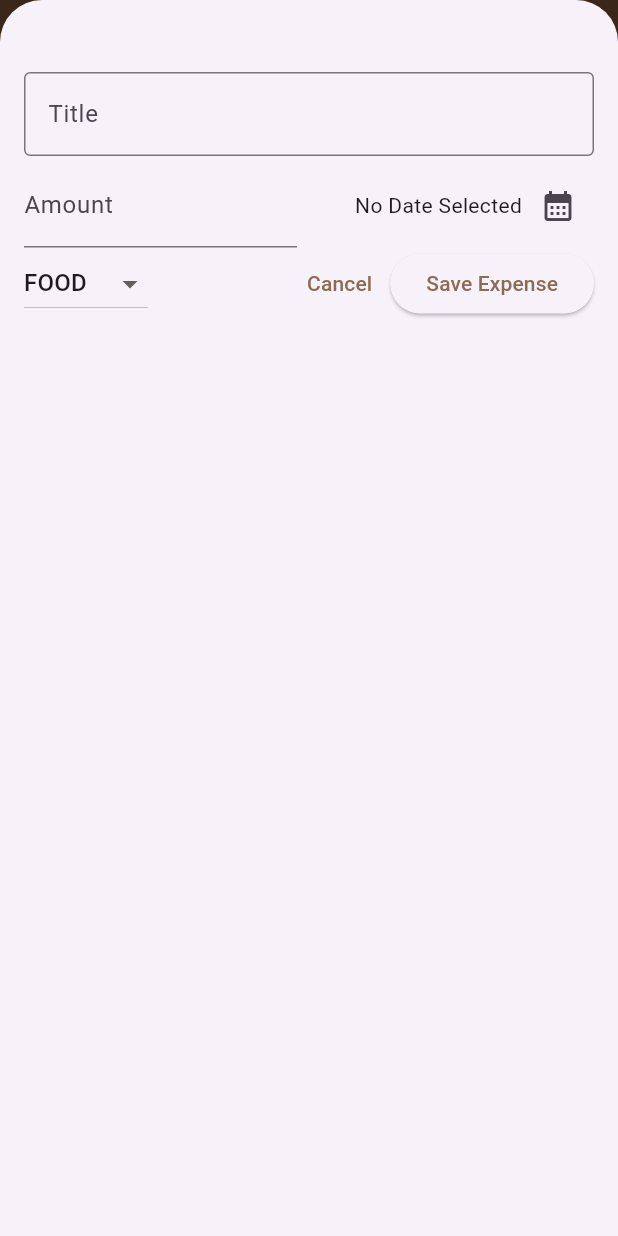
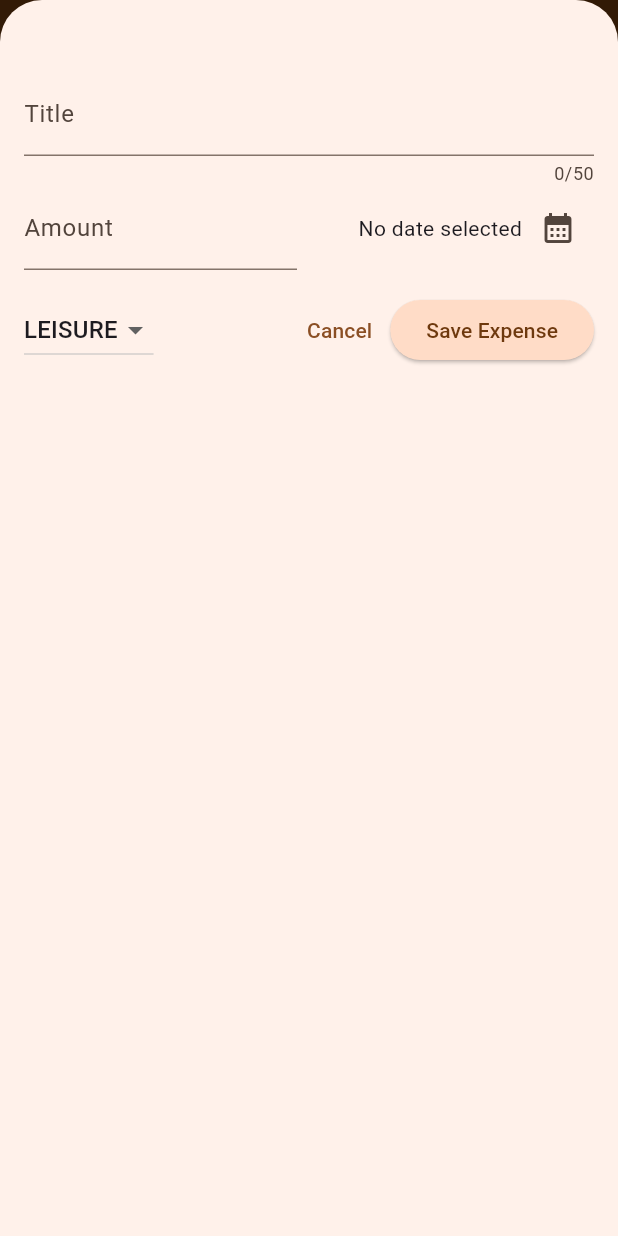
Before and after one commit to nazzyakhan/expense_tracker, a Flutter app: the screen it shows after launch, after a tap on the "add" icon, on a phone screen of 412 x 824 dp. Run offline on Flutter 3.47's test engine with Material 3 defaults, Android fonts, the phone set to English and light mode, and no system bars.

Commit message:
chart prepared

```diff
--- a/lib/expense.dart
+++ b/lib/expense.dart
@@ -2,9 +2,12 @@ import 'package:flutter/material.dart';
 import 'package:expense_tracker/models/expense.dart';
 import 'package:expense_tracker/widgets/expenses_list/expenses_list.dart';
 import 'package:expense_tracker/widgets/new_expense.dart';
+import 'package:expense_tracker/widgets/chart/chart.dart';
+import 'package:expense_tracker/widgets/chart/chart_bar.dart';
 
 class Expenses extends StatefulWidget {
   const Expenses({super.key});
+
   @override
   State<Expenses> createState() {
     return _ExpensesState();
@@ -12,20 +15,21 @@ class Expenses extends StatefulWidget {
 }
 
 class _ExpensesState extends State<Expenses> {
-  final List<Expense> _userExpense = [
+  final List<Expense> _registeredExpenses = [
     Expense(
-      name: 'Flutter Course',
+      title: 'Flutter Course',
       amount: 19.99,
       date: DateTime.now(),
       category: Category.work,
     ),
     Expense(
-      name: 'Cinema',
+      title: 'Cinema',
       amount: 15.69,
       date: DateTime.now(),
-      category: Category.travel,
-    )
+      category: Category.leisure,
+    ),
   ];
+
   void _openAddExpenseOverlay() {
     showModalBottomSheet(
       isScrollControlled: true,
@@ -36,72 +40,61 @@ class _ExpensesState extends State<Expenses> {
 
   void _addExpense(Expense expense) {
     setState(() {
-      _userExpense.add(expense);
+      _registeredExpenses.add(expense);
     });
   }
 
   void _removeExpense(Expense expense) {
-    final expenseIndex = _userExpense.indexOf(expense);
+    final expenseIndex = _registeredExpenses.indexOf(expense);
     setState(() {
-      _userExpense.remove(expense);
+      _registeredExpenses.remove(expense);
     });
-    print("is this running");
     ScaffoldMessenger.of(context).clearSnackBars();
     ScaffoldMessenger.of(context).showSnackBar(
       SnackBar(
-        backgroundColor: Theme.of(context).colorScheme.error,
         duration: const Duration(seconds: 3),
-        content: const Text('Expense deleted'),
+        content: const Text('Expense deleted.'),
         action: SnackBarAction(
-            textColor: Theme.of(context).colorScheme.error,
-            label: 'Undo',
-            onPressed: () {
-              setState(() {
-                _userExpense.insert(expenseIndex, expense);
-              });
-            }),
+          label: 'Undo',
+          onPressed: () {
+            setState(() {
+              _registeredExpenses.insert(expenseIndex, expense);
+            });
+          },
+        ),
       ),
     );
   }
 
   @override
   Widget build(BuildContext context) {
-    Widget? mainContent;
+    Widget mainContent = const Center(
+      child: Text('No expenses found. Start adding some!'),
+    );
 
-    if (_userExpense.isNotEmpty) {
+    if (_registeredExpenses.isNotEmpty) {
       mainContent = ExpensesList(
-        expenses: _userExpense,
+        expenses: _registeredExpenses,
         onRemoveExpense: _removeExpense,
-      );
-    } else {
-      mainContent = const Center(
-        child: Text('No Expense found. Start adding some!'),
       );
     }
 
     return Scaffold(
       appBar: AppBar(
-        title: const Text(
-          'Flutter Expense Tracker',
-          style: TextStyle(color: Colors.white),
-        ),
+        title: const Text('Flutter ExpenseTracker'),
         actions: [
           IconButton(
             onPressed: _openAddExpenseOverlay,
-            icon: const Icon(
-              Icons.add,
-              size: 30,
-              color: Colors.white,
-            ),
-          )
+            icon: const Icon(Icons.add),
+          ),
         ],
-        centerTitle: true,
-        backgroundColor: Color.fromARGB(255, 127, 85, 57),
       ),
       body: Column(
         children: [
-          const Text('the chart'),
-          Expanded(child: mainContent),
+          Chart(expenses: _registeredExpenses),
+          Expanded(
+            child: mainContent,
+          ),
         ],
       ),
     );
--- a/lib/main.dart
+++ b/lib/main.dart
@@ -1,14 +1,58 @@
 import 'package:flutter/material.dart';
 import 'package:expense_tracker/expense.dart';
 
+var kColorScheme = ColorScheme.fromSeed(
+  seedColor: Color.fromARGB(255, 127, 85, 57),
+);
+var kDarkColorScheme = ColorScheme.fromSeed(
+  brightness: Brightness.dark,
+  seedColor: Color.fromARGB(255, 62, 50, 50),
+);
 void main() {
-  runApp(MaterialApp(
-    theme: ThemeData().copyWith(
-        scaffoldBackgroundColor: Color.fromARGB(255, 237, 224, 212),
-        colorScheme: ThemeData().colorScheme.copyWith(
-              primary: Color.fromARGB(255, 139, 107, 81),
-              secondary: Color.fromARGB(255, 255, 226, 192),
-            )),
-    home: const Expenses(),
-  ));
+  runApp(
+    MaterialApp(
+      darkTheme: ThemeData.dark().copyWith(
+          colorScheme: kDarkColorScheme,
+          cardTheme: CardTheme().copyWith(
+            color: kDarkColorScheme.secondaryContainer,
+            margin: const EdgeInsets.symmetric(horizontal: 16, vertical: 8),
+            shadowColor: kColorScheme.primary,
+          ),
+          appBarTheme: const AppBarTheme().copyWith(
+            backgroundColor: kDarkColorScheme.onPrimaryContainer,
+            foregroundColor: kDarkColorScheme.primaryContainer,
+          ),
+          elevatedButtonTheme: ElevatedButtonThemeData(
+              style: ElevatedButton.styleFrom(
+            backgroundColor: kDarkColorScheme.primaryContainer,
+            foregroundColor: kDarkColorScheme.onPrimaryContainer,
+          ))),
+      theme: ThemeData().copyWith(
+          useMaterial3: true,
+          colorScheme: kColorScheme,
+          appBarTheme: const AppBarTheme().copyWith(
+            backgroundColor: kColorScheme.onPrimaryContainer,
+            foregroundColor: kColorScheme.primaryContainer,
+          ),
+          cardTheme: CardTheme().copyWith(
+            color: kColorScheme.secondaryContainer,
+            margin: const EdgeInsets.symmetric(horizontal: 16, vertical: 8),
+            shadowColor: kColorScheme.primary,
+          ),
+          elevatedButtonTheme: ElevatedButtonThemeData(
+            style: ElevatedButton.styleFrom(
+              backgroundColor: kColorScheme.primaryContainer,
+              foregroundColor: kColorScheme.onPrimaryContainer,
+            ),
+          ),
+          textTheme: ThemeData().textTheme.copyWith(
+                  titleLarge: TextStyle(
+                fontWeight: FontWeight.bold,
+                color: kColorScheme.onSecondaryContainer,
+                fontSize: 16,
+              ))),
+      themeMode: ThemeMode.system,
+      home: const Expenses(),
+    ),
+  );
 }
--- a/lib/models/expense.dart
+++ b/lib/models/expense.dart
@@ -1,33 +1,60 @@
+import 'package:flutter/material.dart';
 import 'package:uuid/uuid.dart';
-import 'package:flutter/material.dart';
 import 'package:intl/intl.dart';
 
 final formatter = DateFormat.yMd();
+
 const uuid = Uuid();
 
-enum Category { food, travel, work, home }
+enum Category { food, travel, leisure, work }
 
-// ignore: constant_identifier_names
-const CategoryIcons = {
+const categoryIcons = {
   Category.food: Icons.lunch_dining,
   Category.travel: Icons.flight_takeoff,
+  Category.leisure: Icons.movie,
   Category.work: Icons.work,
-  Category.home: Icons.home
 };
 
 class Expense {
-  Expense(
-      {required this.name,
-      required this.amount,
-      required this.date,
-      required this.category})
-      : id = uuid.v4();
+  Expense({
+    required this.title,
+    required this.amount,
+    required this.date,
+    required this.category,
+  }) : id = uuid.v4();
+
   final String id;
-  final String name;
+  final String title;
   final double amount;
   final DateTime date;
   final Category category;
+
   String get formattedDate {
     return formatter.format(date);
   }
 }
+
+class ExpenseBucket {
+  const ExpenseBucket({
+    required this.category,
+    required this.expenses,
+  });
+
+  ExpenseBucket.forCategory(List<Expense> allExpenses, this.category)
+      : expenses = allExpenses
+            .where((expense) => expense.category == category)
+            .toList();
+
+  final Category category;
+  final List<Expense> expenses;
+
+  double get totalExpenses {
+    double sum = 0;
+
+    for (final expense in expenses) {
+      sum += expense.amount; // sum = sum + expense.amount
+    }
+
+    return sum;
+  }
+}
--- /dev/null
+++ b/lib/widgets/chart/chart.dart
@@ -0,0 +1,95 @@
+import 'package:flutter/material.dart';
+
+import 'package:expense_tracker/widgets/chart/chart_bar.dart';
+import 'package:expense_tracker/models/expense.dart';
+
+class Chart extends StatelessWidget {
+  const Chart({super.key, required this.expenses});
+
+  final List<Expense> expenses;
+
+  List<ExpenseBucket> get buckets {
+    return [
+      ExpenseBucket.forCategory(expenses, Category.food),
+      ExpenseBucket.forCategory(expenses, Category.leisure),
+      ExpenseBucket.forCategory(expenses, Category.travel),
+      ExpenseBucket.forCategory(expenses, Category.work),
+    ];
+  }
+
+  double get maxTotalExpense {
+    double maxTotalExpense = 0;
+
+    for (final bucket in buckets) {
+      if (bucket.totalExpenses > maxTotalExpense) {
+        maxTotalExpense = bucket.totalExpenses;
+      }
+    }
+
+    return maxTotalExpense;
+  }
+
+  @override
+  Widget build(BuildContext context) {
+    final isDarkMode =
+        MediaQuery.of(context).platformBrightness == Brightness.dark;
+    return Container(
+      margin: const EdgeInsets.all(16),
+      padding: const EdgeInsets.symmetric(
+        vertical: 16,
+        horizontal: 8,
+      ),
+      width: double.infinity,
+      height: 180,
+      decoration: BoxDecoration(
+        borderRadius: BorderRadius.circular(8),
+        gradient: LinearGradient(
+          colors: [
+            Theme.of(context).colorScheme.primary.withOpacity(0.3),
+            Theme.of(context).colorScheme.primary.withOpacity(0.0)
+          ],
+          begin: Alignment.bottomCenter,
+          end: Alignment.topCenter,
+        ),
+      ),
+      child: Column(
+        children: [
+          Expanded(
+            child: Row(
+              crossAxisAlignment: CrossAxisAlignment.end,
+              children: [
+                for (final bucket in buckets) // alternative to map()
+                  ChartBar(
+                    fill: bucket.totalExpenses == 0
+                        ? 0
+                        : bucket.totalExpenses / maxTotalExpense,
+                  )
+              ],
+            ),
+          ),
+          const SizedBox(height: 12),
+          Row(
+            children: buckets
+                .map(
+                  (bucket) => Expanded(
+                    child: Padding(
+                      padding: const EdgeInsets.symmetric(horizontal: 4),
+                      child: Icon(
+                        categoryIcons[bucket.category],
+                        color: isDarkMode
+                            ? Theme.of(context).colorScheme.secondary
+                            : Theme.of(context)
+                                .colorScheme
+                                .primary
+                                .withOpacity(0.7),
+                      ),
+                    ),
+                  ),
+                )
+                .toList(),
+          )
+        ],
+      ),
+    );
+  }
+}
--- /dev/null
+++ b/lib/widgets/chart/chart_bar.dart
@@ -0,0 +1,34 @@
+import 'package:flutter/material.dart';
+
+class ChartBar extends StatelessWidget {
+  const ChartBar({
+    super.key,
+    required this.fill,
+  });
+
+  final double fill;
+
+  @override
+  Widget build(BuildContext context) {
+    final isDarkMode =
+        MediaQuery.of(context).platformBrightness == Brightness.dark;
+    return Expanded(
+      child: Padding(
+        padding: const EdgeInsets.symmetric(horizontal: 4),
+        child: FractionallySizedBox(
+          heightFactor: fill,
+          child: DecoratedBox(
+            decoration: BoxDecoration(
+              shape: BoxShape.rectangle,
+              borderRadius:
+                  const BorderRadius.vertical(top: Radius.circular(8)),
+              color: isDarkMode
+                  ? Theme.of(context).colorScheme.secondary
+                  : Theme.of(context).colorScheme.primary.withOpacity(0.65),
+            ),
+          ),
+        ),
+      ),
+    );
+  }
+}
--- a/lib/widgets/expenses_list/expense_item.dart
+++ b/lib/widgets/expenses_list/expense_item.dart
@@ -1,30 +1,43 @@
-// ignore_for_file: prefer_const_constructors
+import 'package:flutter/material.dart';
 
-import 'package:flutter/material.dart';
 import 'package:expense_tracker/models/expense.dart';
 
 class ExpenseItem extends StatelessWidget {
+  const ExpenseItem(this.expense, {super.key});
+
   final Expense expense;
-  const ExpenseItem({super.key, required this.expense});
 
   @override
   Widget build(BuildContext context) {
     return Card(
       child: Padding(
-        padding: const EdgeInsets.symmetric(horizontal: 20, vertical: 16),
+        padding: const EdgeInsets.symmetric(
+          horizontal: 20,
+          vertical: 16,
+        ),
         child: Column(
+          crossAxisAlignment: CrossAxisAlignment.start,
           children: [
-            Text(expense.name),
+            Text(
+              expense.title,
+              style: Theme.of(context).textTheme.titleLarge,
+            ),
             const SizedBox(height: 4),
-            Row(children: [
-              Text('\$${expense.amount.toStringAsFixed(2)}'),
-              const Spacer(),
-              Row(children: [
-                Icon(CategoryIcons[expense.category]),
-                SizedBox(width: 8),
-                Text(expense.formattedDate)
-              ])
-            ]),
+            Row(
+              children: [
+                Text(
+                  '\$${expense.amount.toStringAsFixed(2)}',
+                ),
+                const Spacer(),
+                Row(
+                  children: [
+                    Icon(categoryIcons[expense.category]),
+                    const SizedBox(width: 8),
+                    Text(expense.formattedDate),
+                  ],
+                ),
+              ],
+            ),
           ],
         ),
       ),
--- a/lib/widgets/expenses_list/expenses_list.dart
+++ b/lib/widgets/expenses_list/expenses_list.dart
@@ -1,41 +1,37 @@
 import 'package:flutter/material.dart';
+
+import 'package:expense_tracker/widgets/expenses_list/expense_item.dart';
 import 'package:expense_tracker/models/expense.dart';
-import 'package:expense_tracker/widgets/expenses_list/expense_item.dart';
 
-class ExpensesList extends StatefulWidget {
+class ExpensesList extends StatelessWidget {
   const ExpensesList({
     super.key,
     required this.expenses,
     required this.onRemoveExpense,
   });
 
+  final List<Expense> expenses;
   final void Function(Expense expense) onRemoveExpense;
 
-  final List<Expense> expenses;
-
-  @override
-  State<ExpensesList> createState() => _ExpensesListState();
-}
-
-class _ExpensesListState extends State<ExpensesList> {
   @override
   Widget build(BuildContext context) {
-    return widget.expenses.isEmpty
-        ? const Center(child: Text("No expenses found. Start adding some!"))
-        : ListView.builder(
-            itemCount: widget.expenses.length,
-            itemBuilder: (context, index) {
-              print("building $index");
-              return Dismissible(
-                onDismissed: (direction) {
-                  print("dismissing $index");
-                  setState(
-                      () => widget.expenses.remove(widget.expenses[index]));
-                },
-                key: ValueKey(widget.expenses[index]),
-                child: ExpenseItem(expense: widget.expenses[index]),
-              );
-            },
-          );
+    return ListView.builder(
+      itemCount: expenses.length,
+      itemBuilder: (ctx, index) => Dismissible(
+        key: ValueKey(expenses[index]),
+        background: Container(
+          color: Theme.of(context).colorScheme.error.withOpacity(0.75),
+          margin: EdgeInsets.symmetric(
+            horizontal: Theme.of(context).cardTheme.margin!.horizontal,
+          ),
+        ),
+        onDismissed: (direction) {
+          onRemoveExpense(expenses[index]);
+        },
+        child: ExpenseItem(
+          expenses[index],
+        ),
+      ),
+    );
   }
 }
--- a/lib/widgets/new_expense.dart
+++ b/lib/widgets/new_expense.dart
@@ -16,7 +16,7 @@ class _NewExpenseState extends State<NewExpense> {
   final _titleController = TextEditingController();
   final _amountController = TextEditingController();
   DateTime? _selectedDate;
-  Category _chooseCategory = Category.food;
+  Category _selectedCategory = Category.leisure;
 
   void _presentDatePicker() async {
     final now = DateTime.now();
@@ -25,14 +25,16 @@ class _NewExpenseState extends State<NewExpense> {
       context: context,
       initialDate: now,
       firstDate: firstDate,
-        lastDate: now);
+      lastDate: now,
+    );
     setState(() {
       _selectedDate = pickedDate;
     });
   }
 
-  void _saveExpense() {
-    final enteredAmount = double.tryParse(_amountController.text);
+  void _submitExpenseData() {
+    final enteredAmount = double.tryParse(_amountController
+        .text); // tryParse('Hello') => null, tryParse('1.12') => 1.12
     final amountIsInvalid = enteredAmount == null || enteredAmount <= 0;
     if (_titleController.text.trim().isEmpty ||
         amountIsInvalid ||
@@ -40,27 +42,28 @@ class _NewExpenseState extends State<NewExpense> {
       showDialog(
         context: context,
         builder: (ctx) => AlertDialog(
-          title: const Text('Invalid Input'),
+          title: const Text('Invalid input'),
           content: const Text(
-              'Please make sure a valid title, amount, date and category was entered'),
+              'Please make sure a valid title, amount, date and category was entered.'),
           actions: [
             TextButton(
               onPressed: () {
                 Navigator.pop(ctx);
               },
               child: const Text('Okay'),
-            )
+            ),
           ],
         ),
       );
       return;
     }
+
     widget.onAddExpense(
       Expense(
-        name: _titleController.text,
+        title: _titleController.text,
         amount: enteredAmount,
         date: _selectedDate!,
-        category: _chooseCategory,
+        category: _selectedCategory,
       ),
     );
     Navigator.pop(context);
@@ -76,17 +79,16 @@ class _NewExpenseState extends State<NewExpense> {
   @override
   Widget build(BuildContext context) {
     return Padding(
-      padding: const EdgeInsets.fromLTRB(16, 48, 16, 0),
+      padding: const EdgeInsets.fromLTRB(16, 48, 16, 16),
       child: Column(
         children: [
           TextField(
             controller: _titleController,
+            maxLength: 50,
             decoration: const InputDecoration(
-              border: OutlineInputBorder(),
               label: Text('Title'),
             ),
           ),
-          const SizedBox(height: 5),
           Row(
             children: [
               Expanded(
@@ -103,22 +105,29 @@ class _NewExpenseState extends State<NewExpense> {
               Expanded(
                 child: Row(
                   mainAxisAlignment: MainAxisAlignment.end,
+                  crossAxisAlignment: CrossAxisAlignment.center,
                   children: [
-                    Text(_selectedDate == null
-                        ? 'No Date Selected'
-                        : formatter.format(_selectedDate!)),
+                    Text(
+                      _selectedDate == null
+                          ? 'No date selected'
+                          : formatter.format(_selectedDate!),
+                    ),
                     IconButton(
                       onPressed: _presentDatePicker,
-                        icon: const Icon(Icons.calendar_month))
+                      icon: const Icon(
+                        Icons.calendar_month,
+                      ),
+                    ),
                   ],
                 ),
               ),
             ],
           ),
+          const SizedBox(height: 16),
           Row(
             children: [
               DropdownButton(
-                value: _chooseCategory,
+                value: _selectedCategory,
                 items: Category.values
                     .map(
                       (category) => DropdownMenuItem(
@@ -134,7 +143,7 @@ class _NewExpenseState extends State<NewExpense> {
                     return;
                   }
                   setState(() {
-                    _chooseCategory = value;
+                    _selectedCategory = value;
                   });
                 },
               ),
@@ -143,12 +152,12 @@ class _NewExpenseState extends State<NewExpense> {
                 onPressed: () {
                   Navigator.pop(context);
                 },
-                  child: const Text('Cancel')),
+                child: const Text('Cancel'),
+              ),
               ElevatedButton(
-                  onPressed: () {
-                    _saveExpense();
-                  },
-                  child: const Text('Save Expense')),
+                onPressed: _submitExpenseData,
+                child: const Text('Save Expense'),
+              ),
             ],
           ),
         ],
```
Lines whose indentation alone changed are shown as unchanged.
